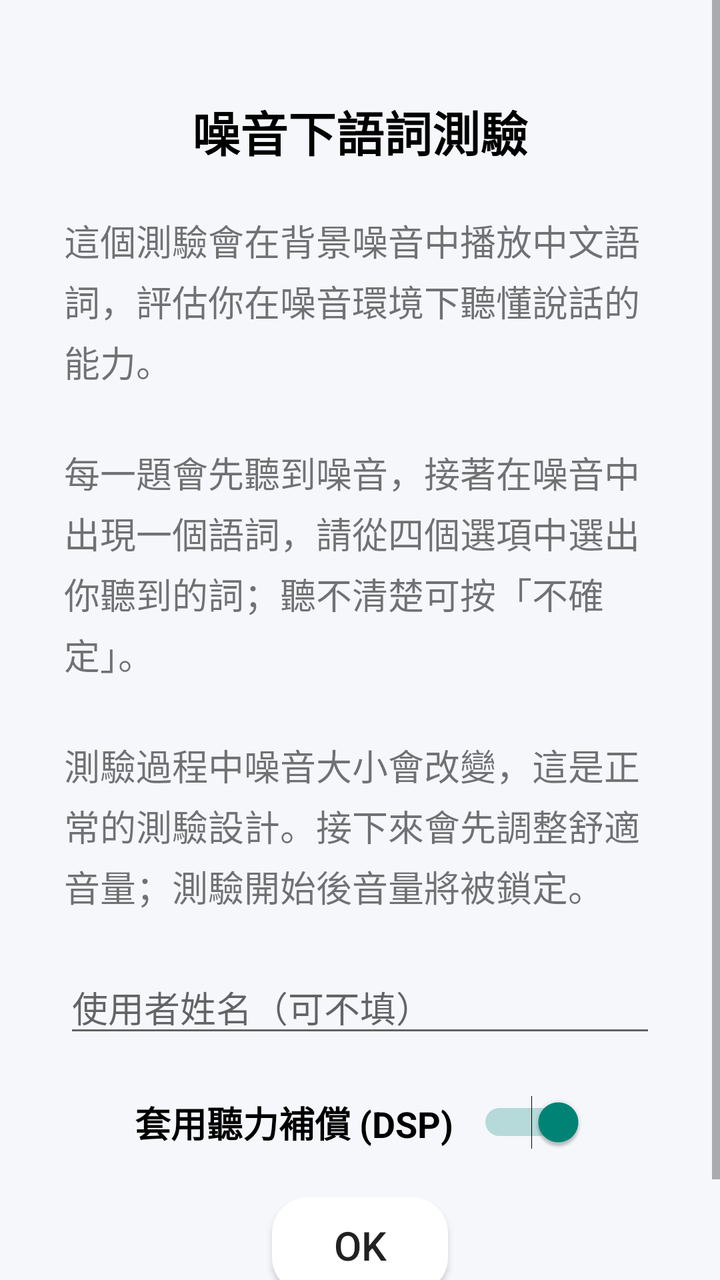
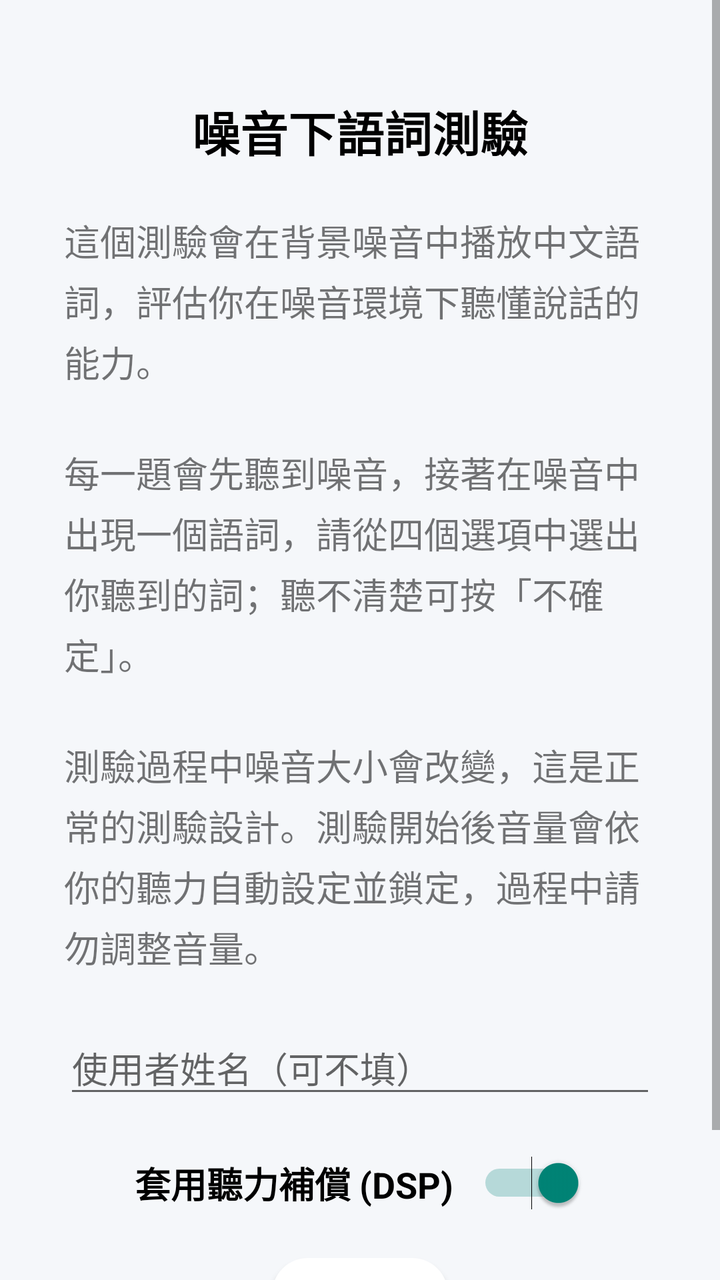

Compare the two renders of this Android layout. The source of the first and the diff that turns it into the second are given below.
<!-- AndroidManifest.xml: activity theme Theme.AppCompat.Light.NoActionBar -->
<!-- res/layout/activity_ssn_explanation.xml -->
<?xml version="1.0" encoding="utf-8"?>
<ScrollView xmlns:android="http://schemas.android.com/apk/res/android"
    android:layout_width="match_parent"
    android:layout_height="match_parent"
    android:fitsSystemWindows="true"
    android:background="#F5F7FA"
    android:fillViewport="true">

    <LinearLayout
        android:layout_width="match_parent"
        android:layout_height="wrap_content"
        android:orientation="vertical"
        android:gravity="center_horizontal"
        android:padding="16dp">

        <TextView
            android:layout_width="wrap_content"
            android:layout_height="wrap_content"
            android:layout_marginTop="32dp"
            android:text="噪音下語詞測驗"
            android:textSize="24sp"
            android:textStyle="bold"
            android:textColor="@android:color/black" />

        <TextView
            android:layout_width="match_parent"
            android:layout_height="wrap_content"
            android:layout_marginTop="24dp"
            android:layout_marginHorizontal="16dp"
            android:text="這個測驗會在背景噪音中播放中文語詞，評估你在噪音環境下聽懂說話的能力。\n\n每一題會先聽到噪音，接著在噪音中出現一個語詞，請從四個選項中選出你聽到的詞；聽不清楚可按「不確定」。\n\n測驗過程中噪音大小會改變，這是正常的測驗設計。接下來會先調整舒適音量；測驗開始後音量將被鎖定。"
            android:textSize="18sp"
            android:lineSpacingExtra="4dp" />

        <EditText
            android:id="@+id/editTextSsnSubjectName"
            android:layout_width="match_parent"
            android:layout_height="wrap_content"
            android:layout_marginTop="24dp"
            android:layout_marginHorizontal="16dp"
            android:hint="使用者姓名（可不填）"
            android:inputType="textPersonName"
            android:singleLine="true" />

        <LinearLayout
            android:id="@+id/layoutSsnExperimentConfig"
            android:layout_width="match_parent"
            android:layout_height="wrap_content"
            android:orientation="vertical"
            android:layout_marginTop="8dp"
            android:layout_marginHorizontal="16dp"
            android:visibility="gone">

            <TextView
                android:layout_width="wrap_content"
                android:layout_height="wrap_content"
                android:text="SNR 條件 SNR conditions (dB, comma-separated):"
                android:textSize="13sp" />

            <EditText
                android:id="@+id/editTextSsnSnrList"
                android:layout_width="match_parent"
                android:layout_height="wrap_content"
                android:singleLine="true"
                android:text="10,5,0,-5,-10" />

            <TextView
                android:layout_width="wrap_content"
                android:layout_height="wrap_content"
                android:text="每個 SNR 題數 Questions per SNR:"
                android:textSize="13sp" />

            <EditText
                android:id="@+id/editTextSsnQuestionsPerSnr"
                android:layout_width="match_parent"
                android:layout_height="wrap_content"
                android:inputType="number"
                android:singleLine="true"
                android:text="5" />

            <CheckBox
                android:id="@+id/checkBoxSsnNlfc"
                android:layout_width="match_parent"
                android:layout_height="wrap_content"
                android:layout_marginTop="4dp"
                android:text="語音先經移頻（NLFC，4.5 kHz、2:1）— 移頻效益行為驗證"
                android:textSize="13sp" />
        </LinearLayout>

        <LinearLayout
            android:layout_width="wrap_content"
            android:layout_height="wrap_content"
            android:orientation="horizontal"
            android:gravity="center_vertical"
            android:layout_marginTop="24dp">

            <TextView
                android:layout_width="wrap_content"
                android:layout_height="wrap_content"
                android:text="套用聽力補償 (DSP)"
                android:textSize="18sp"
                android:textStyle="bold"
                android:textColor="@android:color/black"
                android:layout_marginEnd="12dp" />

            <Switch
                android:id="@+id/switchSsnApplyDsp"
                android:layout_width="wrap_content"
                android:layout_height="wrap_content"
                android:checked="true" />
        </LinearLayout>

        <View
            android:layout_width="match_parent"
            android:layout_height="0dp"
            android:layout_weight="1" />

        <Button
            android:id="@+id/buttonSsnStartVolumeAdjustment"
            android:layout_width="wrap_content"
            android:layout_height="wrap_content"
            android:layout_marginTop="24dp"
            android:layout_marginBottom="32dp"
            android:text="OK"
            android:textSize="20sp"
            android:background="@drawable/rounded_button" />

    </LinearLayout>
</ScrollView>
<!-- resources referenced by this layout -->
<resources>
  <!-- drawable rounded_button (drawable) -->
  <?xml version="1.0" encoding="utf-8"?>
  <shape xmlns:android="http://schemas.android.com/apk/res/android"
      android:shape="rectangle">
      <solid android:color="#FFFFFF" />
      <corners android:radius="18dp" />
  </shape>
</resources>

<!-- the commit's change to res/layout/activity_ssn_explanation.xml (unified diff, before → after) -->
@@ -27,7 +27,7 @@
             android:layout_height="wrap_content"
             android:layout_marginTop="24dp"
             android:layout_marginHorizontal="16dp"
-            android:text="這個測驗會在背景噪音中播放中文語詞，評估你在噪音環境下聽懂說話的能力。\n\n每一題會先聽到噪音，接著在噪音中出現一個語詞，請從四個選項中選出你聽到的詞；聽不清楚可按「不確定」。\n\n測驗過程中噪音大小會改變，這是正常的測驗設計。接下來會先調整舒適音量；測驗開始後音量將被鎖定。"
+            android:text="這個測驗會在背景噪音中播放中文語詞，評估你在噪音環境下聽懂說話的能力。\n\n每一題會先聽到噪音，接著在噪音中出現一個語詞，請從四個選項中選出你聽到的詞；聽不清楚可按「不確定」。\n\n測驗過程中噪音大小會改變，這是正常的測驗設計。測驗開始後音量會依你的聽力自動設定並鎖定，過程中請勿調整音量。"
             android:textSize="18sp"
             android:lineSpacingExtra="4dp" />
 
@@ -61,7 +61,7 @@
                 android:layout_width="match_parent"
                 android:layout_height="wrap_content"
                 android:singleLine="true"
-                android:text="10,5,0,-5,-10" />
+                android:text="0,-3,-6,-9,-12,-15,-18" />
 
             <TextView
                 android:layout_width="wrap_content"
@@ -75,7 +75,7 @@
                 android:layout_height="wrap_content"
                 android:inputType="number"
                 android:singleLine="true"
-                android:text="5" />
+                android:text="7" />
 
             <CheckBox
                 android:id="@+id/checkBoxSsnNlfc"
